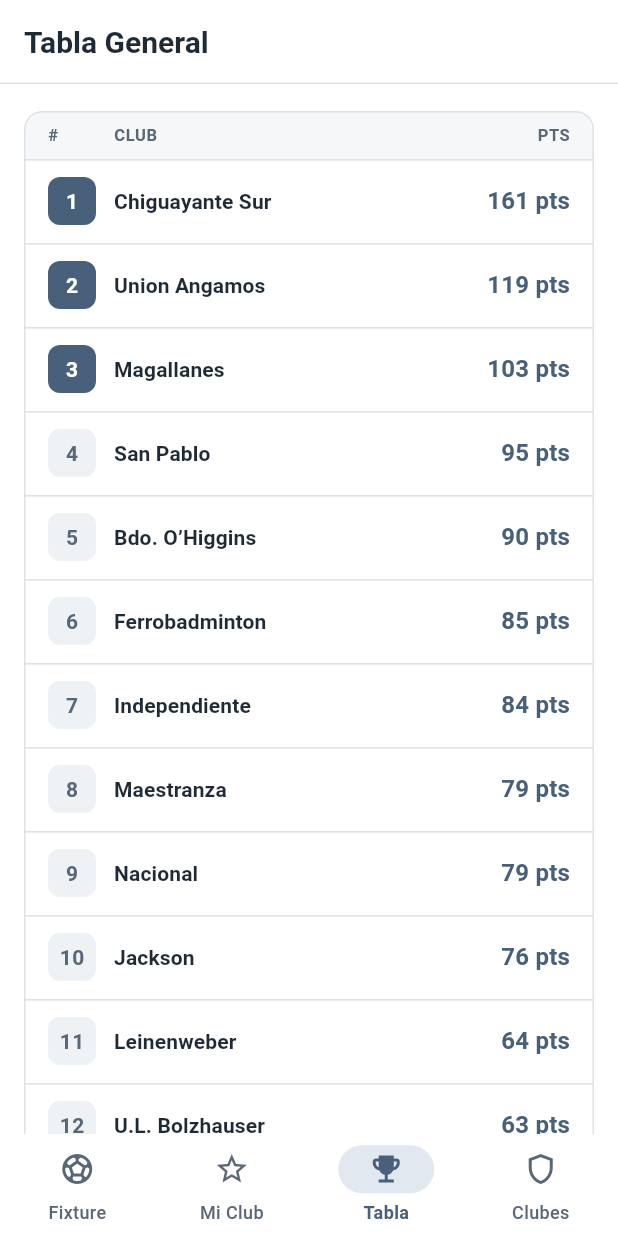
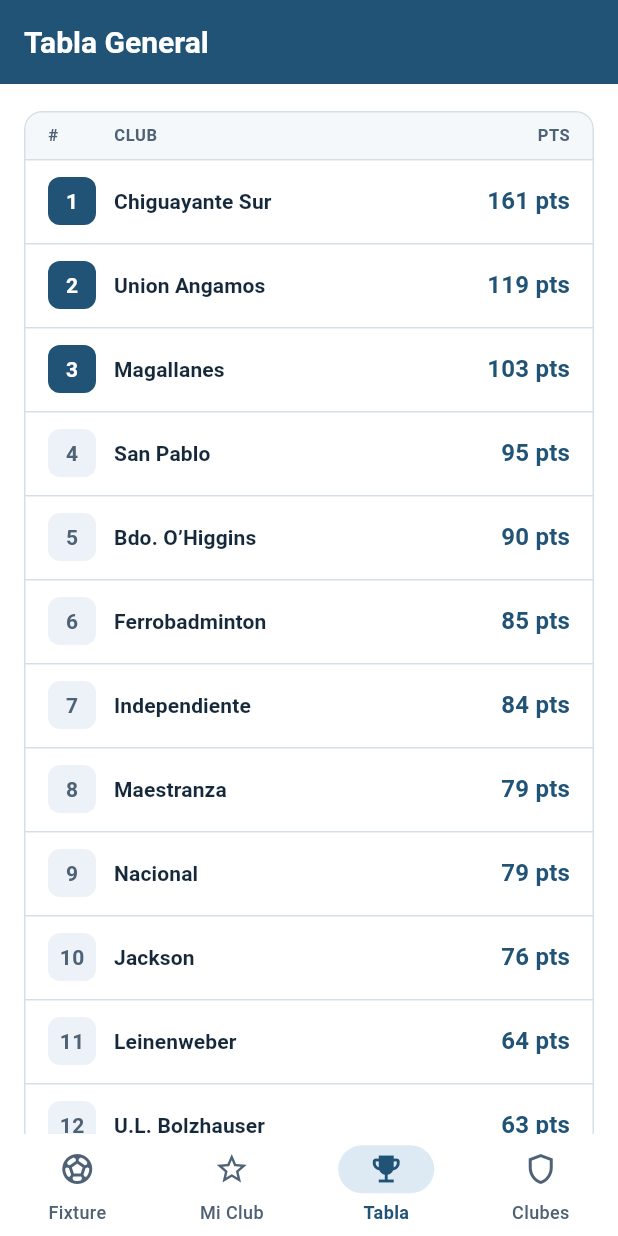
Before and after one commit to DigitalSoccer/DigitalSoccer, a Flutter app: the screen it shows after launch, item 3 of the bottom bar chosen, on a phone screen of 412 x 824 dp. Run offline on Flutter 3.47's test engine with Material 3 defaults, Android fonts, the phone set to English and light mode, and no system bars; our stand-ins replace shared_preferences.

Commit message:
Paleta azul con base #205375
- primary #205375; acento, contenedores, superficies, bordes y textos
  en tonos de la misma familia azul. Siguen siendo colores de trabajo,
  no oficiales del club.
- Barra superior azul con texto blanco.
- Los pares de texto y fondo siguen cumpliendo contraste WCAG AA.

Co-Authored-By: Claude Opus 5.5 <noreply@anthropic.com>

```diff
--- a/lib/theme/app_theme.dart
+++ b/lib/theme/app_theme.dart
@@ -1,6 +1,6 @@
 import 'package:flutter/material.dart';
 
-/// Paleta de la app: gris azulado claro + blanco.
+/// Paleta de la app: azul acero (base #205375) + blanco.
 ///
 /// Es la DIRECCIÓN VISUAL acordada por el equipo, no los colores oficiales
 /// del Club Arturo Prat ni de ANFA Chiguayante (pendientes de confirmación).
@@ -9,32 +9,32 @@ import 'package:flutter/material.dart';
 class AppColors {
   AppColors._();
 
-  /// Gris azulado claro: color de identidad (acentos, indicadores).
+  /// Azul claro de acento (indicadores, bordes destacados).
   /// No usar como fondo de texto blanco: no tiene contraste suficiente.
-  static const Color brand = Color(0xFF8FA3B8);
+  static const Color brand = Color(0xFF5E8DB5);
 
-  /// Gris azulado profundo para elementos interactivos y texto destacado
-  /// (contraste ≥ 4.5:1 sobre blanco).
-  static const Color primary = Color(0xFF48607A);
+  /// Azul principal (#205375): barra superior, elementos interactivos y texto
+  /// destacado. Contraste ≥ 4.5:1 sobre blanco.
+  static const Color primary = Color(0xFF205375);
   static const Color onPrimary = Colors.white;
 
-  /// Fondo suave gris azulado para cabeceras, insignias y selección.
-  static const Color primaryContainer = Color(0xFFE1E8EF);
-  static const Color onPrimaryContainer = Color(0xFF1E2B38);
+  /// Azul muy suave para cabeceras, insignias y selección.
+  static const Color primaryContainer = Color(0xFFDDE9F3);
+  static const Color onPrimaryContainer = Color(0xFF0E2A3F);
 
   static const Color background = Colors.white;
 
-  /// Grises suaves para separar superficies.
-  static const Color surfaceLow = Color(0xFFF5F7F9);
-  static const Color surfaceMid = Color(0xFFEEF2F5);
-  static const Color surfaceHigh = Color(0xFFE6EBF0);
+  /// Grises con tinte azul para separar superficies.
+  static const Color surfaceLow = Color(0xFFF5F8FB);
+  static const Color surfaceMid = Color(0xFFECF2F7);
+  static const Color surfaceHigh = Color(0xFFE2EAF2);
 
-  static const Color border = Color(0xFFDCE2E8);
-  static const Color outline = Color(0xFF8C98A5);
+  static const Color border = Color(0xFFD5DFE8);
+  static const Color outline = Color(0xFF8496A8);
 
-  /// Texto principal y secundario (gris azulado oscuro).
-  static const Color text = Color(0xFF1F2A37);
-  static const Color textMuted = Color(0xFF5A6776);
+  /// Texto principal y secundario (azul marino).
+  static const Color text = Color(0xFF15293A);
+  static const Color textMuted = Color(0xFF4F6275);
 
   static const Color error = Color(0xFFB4443C);
 
@@ -114,22 +114,19 @@ ThemeData buildAppTheme() {
       ),
     ),
 
-    appBarTheme: AppBarTheme(
-      backgroundColor: AppColors.background,
-      foregroundColor: AppColors.text,
+    appBarTheme: const AppBarTheme(
+      backgroundColor: AppColors.primary,
+      foregroundColor: AppColors.onPrimary,
       surfaceTintColor: Colors.transparent,
       elevation: 0,
       scrolledUnderElevation: 0,
       centerTitle: false,
       // Tamaño explícito: `ThemeData.textTheme` aún no incluye tamaños
       // (Flutter los agrega en Theme.of), y el título quedaba en 14 px.
-      titleTextStyle: const TextStyle(
+      titleTextStyle: TextStyle(
         fontSize: 20,
         fontWeight: FontWeight.w700,
-        color: AppColors.text,
-      ),
-      shape: const Border(
-        bottom: BorderSide(color: AppColors.border),
+        color: AppColors.onPrimary,
       ),
     ),
 
```
